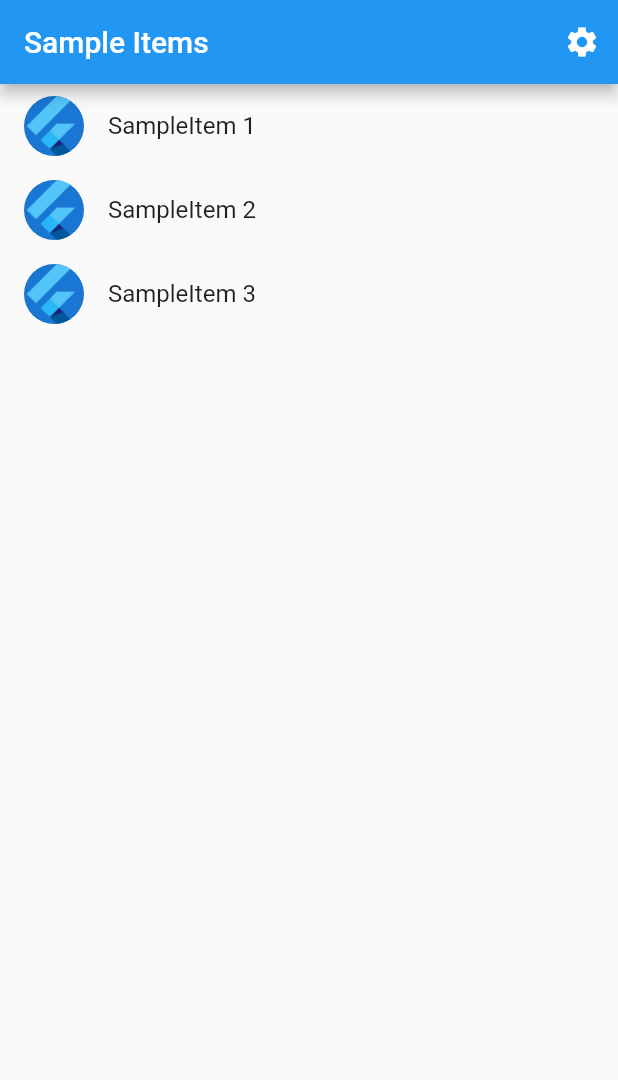
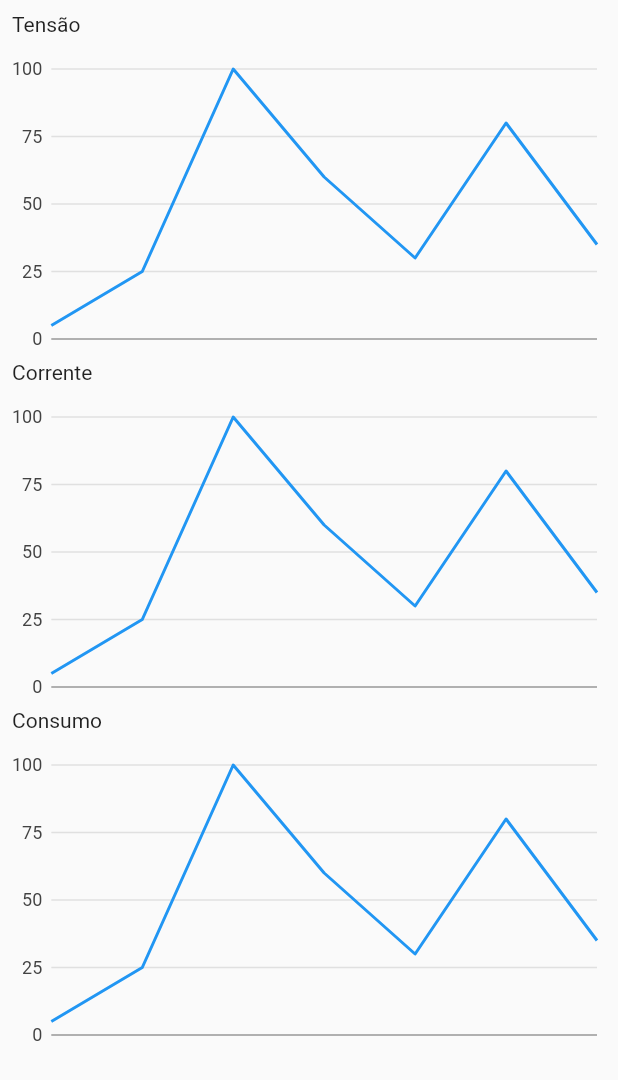
Before and after one commit to lucastssb/Energy_Monitor_Mobile_App, a Flutter app: the screen it shows after launch, on a phone screen of 412 x 824 dp. Shown: the top 1080 px of the screen. Run offline on Flutter 3.47's test engine with Material 2 defaults, Android fonts, the light colour scheme and no system bars; our stand-ins replace charts_flutter; generated files the repository leaves out were written again.

Commit message:
Add charts

```diff
--- a/lib/src/app.dart
+++ b/lib/src/app.dart
@@ -4,6 +4,7 @@ import 'package:flutter_localizations/flutter_localizations.dart';
 
 import 'sample_feature/sample_item_details_view.dart';
 import 'sample_feature/sample_item_list_view.dart';
+import 'screens/home/home_screen.dart';
 import 'settings/settings_controller.dart';
 import 'settings/settings_view.dart';
 
@@ -67,13 +68,10 @@ class MyApp extends StatelessWidget {
               settings: routeSettings,
               builder: (BuildContext context) {
                 switch (routeSettings.name) {
-                  case SettingsView.routeName:
-                    return SettingsView(controller: settingsController);
-                  case SampleItemDetailsView.routeName:
-                    return const SampleItemDetailsView();
-                  case SampleItemListView.routeName:
+                  case HomeScreen.routeName:
+                    return const HomeScreen();
                   default:
-                    return const SampleItemListView();
+                    return const HomeScreen();
                 }
               },
             );
--- /dev/null
+++ b/lib/src/models/linear_data.dart
@@ -0,0 +1,6 @@
+class LinearData {
+  final int second;
+  final int data;
+
+  LinearData(this.second, this.data);
+}
--- /dev/null
+++ b/lib/src/screens/home/home_screen.dart
@@ -0,0 +1,84 @@
+import 'package:energy_monitor_mobile_app/src/screens/home/widgets/line_chart.dart';
+import 'package:flutter/material.dart';
+import 'package:charts_flutter/flutter.dart' as charts;
+import 'package:energy_monitor_mobile_app/src/models/linear_data.dart';
+
+class HomeScreen extends StatelessWidget {
+  const HomeScreen({Key? key}) : super(key: key);
+
+  static const routeName = '/';
+
+  /// Create one series with sample hard coded data.
+  static List<charts.Series<LinearData, int>> _createSampleData() {
+    final data = [
+      LinearData(0, 5),
+      LinearData(1, 25),
+      LinearData(2, 100),
+      LinearData(3, 60),
+      LinearData(4, 30),
+      LinearData(5, 80),
+      LinearData(6, 35),
+    ];
+
+    return [
+      charts.Series<LinearData, int>(
+        id: 'data',
+        colorFn: (_, __) => charts.MaterialPalette.blue.shadeDefault,
+        domainFn: (LinearData data, _) => data.second,
+        measureFn: (LinearData data, _) => data.data,
+        data: data,
+      )
+    ];
+  }
+
+  @override
+  Widget build(BuildContext context) {
+    return Scaffold(
+      body: Center(
+        child: Column(
+          children: [
+            Column(
+              crossAxisAlignment: CrossAxisAlignment.start,
+              children: [
+                const Padding(
+                  padding: EdgeInsets.all(8.0),
+                  child: Text('Tensão'),
+                ),
+                SizedBox(
+                  child: LineChart(_createSampleData(), animate: true),
+                  height: 200,
+                ),
+              ],
+            ),
+            Column(
+              crossAxisAlignment: CrossAxisAlignment.start,
+              children: [
+                const Padding(
+                  padding: EdgeInsets.all(8.0),
+                  child: Text('Corrente'),
+                ),
+                SizedBox(
+                  child: LineChart(_createSampleData(), animate: true),
+                  height: 200,
+                ),
+              ],
+            ),
+            Column(
+              crossAxisAlignment: CrossAxisAlignment.start,
+              children: [
+                const Padding(
+                  padding: EdgeInsets.all(8.0),
+                  child: Text('Consumo'),
+                ),
+                SizedBox(
+                  child: LineChart(_createSampleData(), animate: true),
+                  height: 200,
+                ),
+              ],
+            ),
+          ],
+        ),
+      ),
+    );
+  }
+}
--- /dev/null
+++ b/lib/src/screens/home/widgets/line_chart.dart
@@ -0,0 +1,28 @@
+/// Example of a simple line chart.
+import 'package:charts_flutter/flutter.dart' as charts;
+import 'package:flutter/material.dart';
+
+class LineChart extends StatelessWidget {
+  final List<charts.Series<dynamic, int>> dataList;
+  final bool animate;
+
+  // ignore: prefer_const_constructors_in_immutables
+  LineChart(this.dataList, {Key? key, required this.animate}) : super(key: key);
+
+  @override
+  Widget build(BuildContext context) {
+    return charts.LineChart(
+      dataList,
+      animate: animate,
+
+      /// This is an OrdinalAxisSpec to match up with BarChart's default
+      /// ordinal domain axis (use NumericAxisSpec or DateTimeAxisSpec for
+      /// other charts).
+      domainAxis: const charts.NumericAxisSpec(
+          // Make sure that we draw the domain axis line.
+          showAxisLine: true,
+          // But don't draw anything else.
+          renderSpec: charts.NoneRenderSpec()),
+    );
+  }
+}
--- a/pubspec.yaml
+++ b/pubspec.yaml
@@ -10,6 +10,7 @@ environment:
   sdk: ">=2.12.0 <3.0.0"
 
 dependencies:
+  charts_flutter: ^0.12.0
   flutter:
     sdk: flutter
   flutter_localizations:
```
Also changed, not shown: pubspec.lock.
